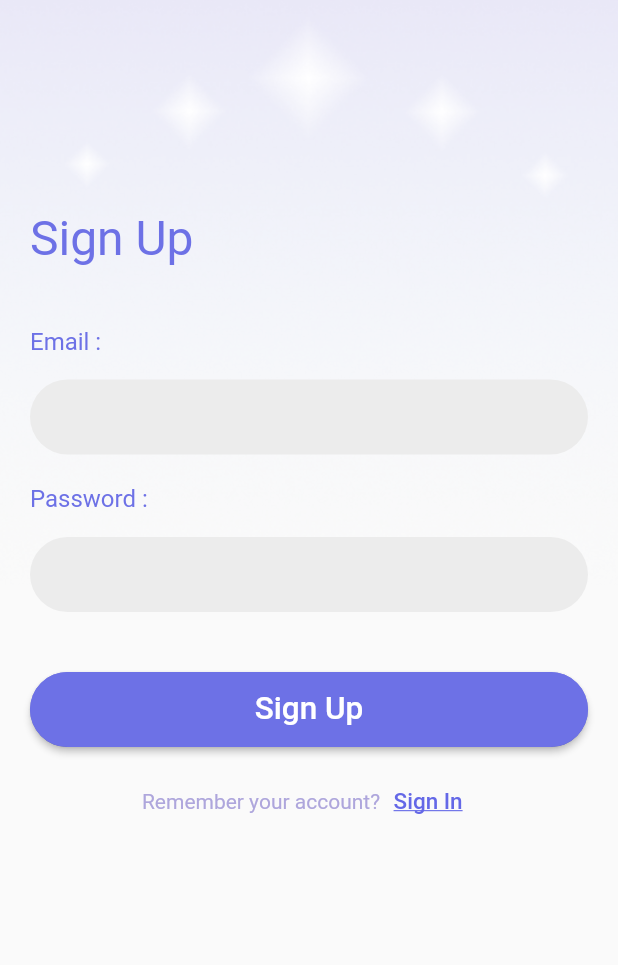
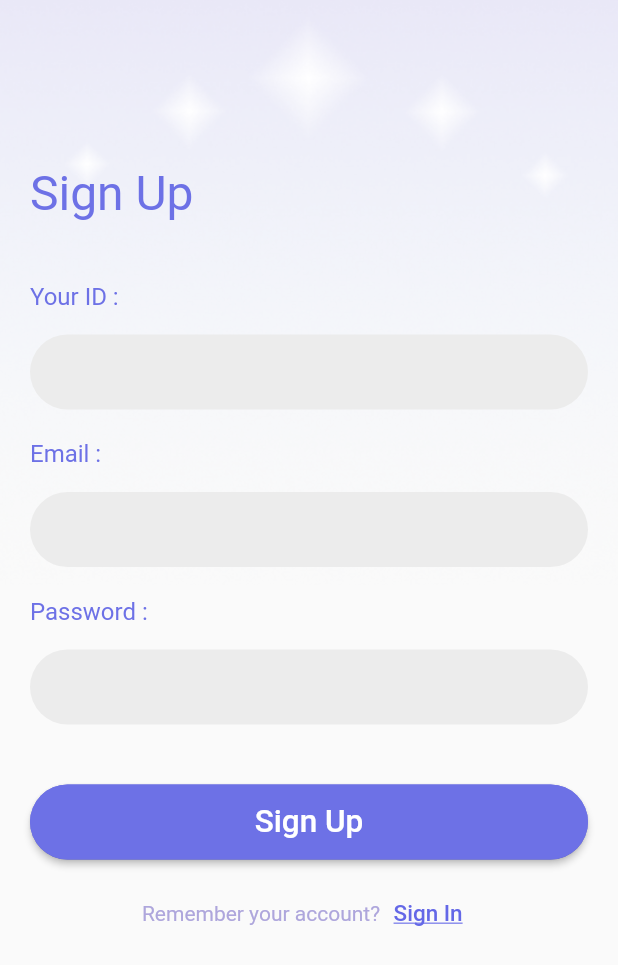
Before and after one commit to jueunhong/Shook, a Flutter app: the screen it shows after launch, after a tap on "Sign Up", on a phone screen of 412 x 824 dp. Shown: the top 965 px of the screen. Run offline on Flutter 3.47's test engine with Material 2 defaults, Android fonts, the phone set to English and light mode, and no system bars; our stand-ins replace cloud_firestore, firebase_auth, firebase_core, image_picker; accounts and stored records are empty; Roboto replaces fonts that are missing (Pretendard-ExtraBold, Pretendard-Medium, Pretendard-SemiBold).

Commit message:
회원가입 성공시 바로 로그인 화면으로 이동, 회원가입시 유저 아이디 입력

```diff
--- a/camera_app/lib/auth_service.dart
+++ b/camera_app/lib/auth_service.dart
@@ -9,6 +9,7 @@ class AuthService extends ChangeNotifier {
   }
 
   void signUp({
+    required String id,
     required String email, // 이메일
     required String password, // 비밀번호
     required Function() onSuccess, // 가입 성공시 호출되는 함수
@@ -17,10 +18,13 @@ class AuthService extends ChangeNotifier {
     // 회원가입
     //이메일 및 비밀번호 입력 여부 확인
     if (email.isEmpty) {
-      onError("이메일을 입력해 주세요.");
+      onError("Please enter your email.");
       return;
     } else if (password.isEmpty) {
-      onError("비밀번호를 입력해 주세요.");
+      onError("Please enter your password.");
+      return;
+    } else if (id.isEmpty) {
+      onError("Please enter your id.");
       return;
     }
 
@@ -45,7 +49,7 @@ class AuthService extends ChangeNotifier {
     if (snapshot.exists) {
       nickname = snapshot.data()!['nickname'];
     } else {
-      await userCollection.set({'nickname': email}, SetOptions(merge: true));
+      await userCollection.set({'nickname': id}, SetOptions(merge: true));
     }
   }
 
@@ -58,10 +62,10 @@ class AuthService extends ChangeNotifier {
     // 로그인
     //이메일 및 비밀번호 입력 여부 확인
     if (email.isEmpty) {
-      onError("이메일을 입력해 주세요.");
+      onError("Please enter your email.");
       return;
     } else if (password.isEmpty) {
-      onError("비밀번호를 입력해 주세요.");
+      onError("Please enter your password.");
       return;
     }
     try {
--- a/camera_app/lib/login_Page.dart
+++ b/camera_app/lib/login_Page.dart
@@ -216,6 +216,7 @@ class SignUp extends StatefulWidget {
 class _SignUpState extends State<SignUp> {
   TextEditingController emailController = TextEditingController();
   TextEditingController passwordController = TextEditingController();
+  TextEditingController idController = TextEditingController();
 
   @override
   Widget build(BuildContext context) {
@@ -238,7 +239,7 @@ class _SignUpState extends State<SignUp> {
                   crossAxisAlignment: CrossAxisAlignment.start,
                   children: [
                     SizedBox(
-                      height: 120,
+                      height: 90,
                     ),
                     Text('Sign Up',
                         style: TextStyle(
@@ -248,6 +249,31 @@ class _SignUpState extends State<SignUp> {
                         )),
                     SizedBox(
                       height: 40,
+                    ),
+                    Text('Your ID :',
+                        style: TextStyle(
+                          fontFamily: MyfontsFamily.pretendardSemiBold,
+                          color: Color(0xff6D71E6),
+                          fontSize: 16,
+                        )),
+                    SizedBox(
+                      height: 16,
+                    ),
+                    Container(
+                      height: 50,
+                      padding: const EdgeInsets.symmetric(horizontal: 16),
+                      decoration: BoxDecoration(
+                        color: Color(0xffECECEC),
+                        borderRadius: BorderRadius.circular(90),
+                      ),
+                      child: TextField(
+                        controller: idController,
+                        obscureText: true,
+                        decoration: InputDecoration(border: InputBorder.none),
+                      ),
+                    ),
+                    SizedBox(
+                      height: 20,
                     ),
                     Text('Email :',
                         style: TextStyle(
@@ -313,6 +339,7 @@ class _SignUpState extends State<SignUp> {
                         onPressed: () {
                           AuthService authService = AuthService();
                           authService.signUp(
+                              id: idController.text,
                               email: emailController.text,
                               password: passwordController.text,
                               onSuccess: () {
@@ -320,6 +347,7 @@ class _SignUpState extends State<SignUp> {
                                     .showSnackBar(SnackBar(
                                   content: Text("회원가입 성공"),
                                 ));
+                                widget.changeSignUp();
                               },
                               onError: (err) {
                                 ScaffoldMessenger.of(context)
```
